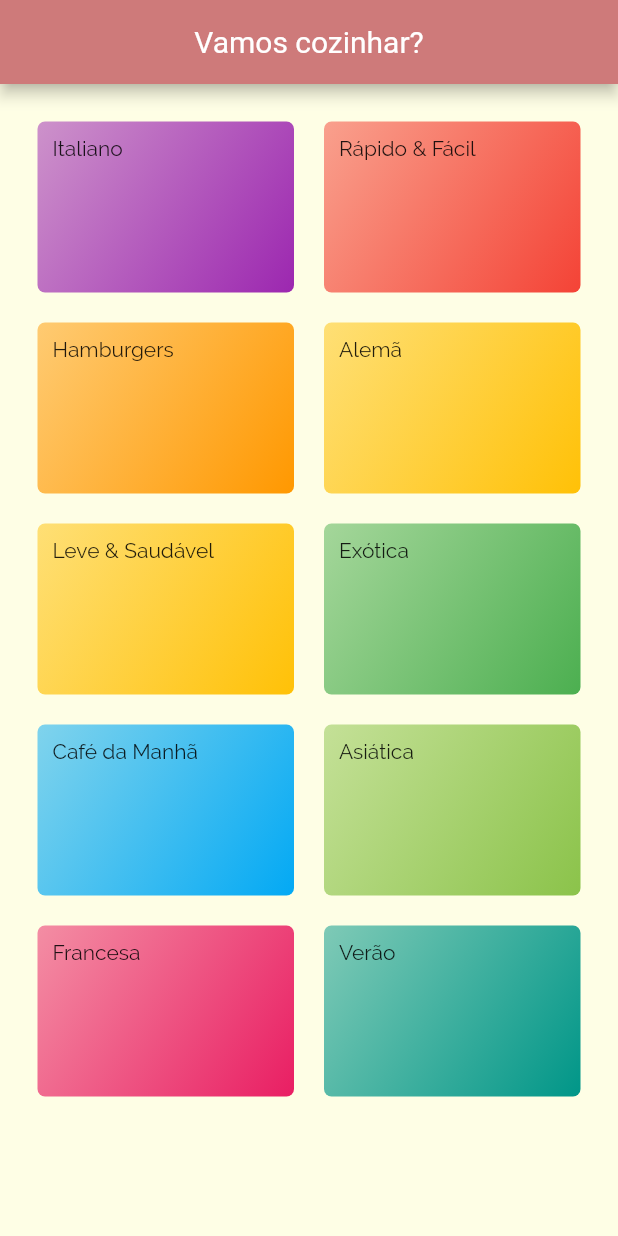
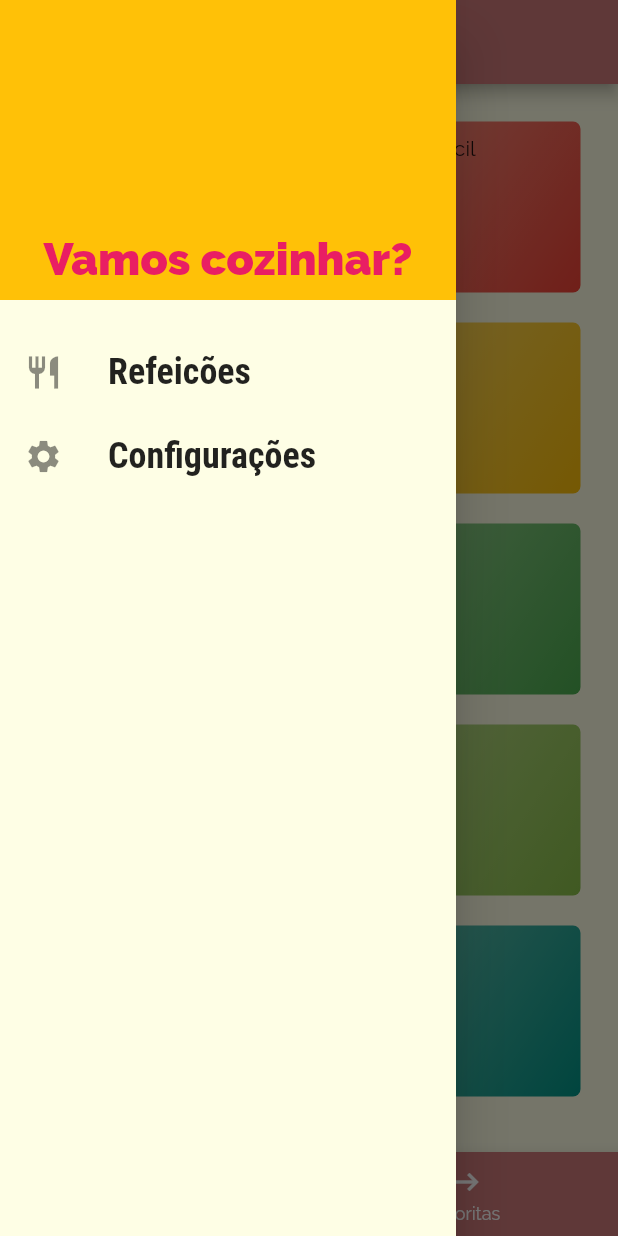
Before and after one commit to kenjimaeda54/recipes-flutter, a Flutter app: the screen it shows after launch, with the side drawer open (before the commit the screen has no drawer), on a phone screen of 412 x 824 dp. Run offline on Flutter 3.47's test engine with Material 2 defaults, Android fonts, the phone set to English and light mode, and no system bars; Roboto replaces fonts that are missing (RobotoCondensed-Regular).

Commit message:
fix: added drawer component

```diff
--- /dev/null
+++ b/lib/components/drawer/DrawerNavigation.dart
@@ -0,0 +1,73 @@
+import 'package:flutter/material.dart';
+import 'package:recipes/utils/appRoutes.dart';
+
+class DrawerNavigation extends StatelessWidget {
+  const DrawerNavigation({Key? key}) : super(key: key);
+
+  Widget listLinksWidget({required String label,
+    required IconData icons,
+    required Function() navigation}) {
+    return ListTile(
+      leading: Icon(
+        icons,
+        size: 26,
+      ),
+      title: Text(
+        label,
+        style: const TextStyle(
+            fontFamily: 'RobotoCondensed',
+            fontSize: 24,
+            fontWeight: FontWeight.bold),
+      ),
+      onTap: navigation,
+    );
+  }
+
+  @override
+  Widget build(BuildContext context) {
+    void handleNavigatior(String route) {
+      //ja que estamos usando drawer o ideal nao e usar pushNamed
+      //porque com pushNamed estarei colocando mais uma pilha assim as telas
+      //estaram sempre somando ao invez de realmetne revmoer com pop que seria no botao de voltar
+
+      //com o metodo pushReplacementNamed estarei substituindo a rota anterior
+      //assim a as telas nao haveram botao de voltar , para voltar as telas anteriores
+      //e so chamar este compoennte nas telas que deseja voltar
+      Navigator.of(context).pushReplacementNamed(route);
+    }
+
+    return Drawer(
+      child: Column(children: [
+        Container(
+          height: 200,
+          color: Theme
+              .of(context)
+              .colorScheme
+              .secondary,
+          alignment: Alignment.bottomCenter,
+          width: double.infinity,
+          padding: const EdgeInsets.all(10),
+          child: Text(
+            "Vamos cozinhar?",
+            style: TextStyle(
+              fontWeight: FontWeight.w900,
+              fontSize: 30,
+              color: Theme
+                  .of(context)
+                  .primaryColor,
+            ),
+          ),
+        ),
+        const SizedBox(height: 20),
+        listLinksWidget(
+            label: "Refeicões",
+            icons: Icons.restaurant,
+            navigation: () => handleNavigatior(AppRoutes.home)),
+        listLinksWidget(
+            label: "Configurações",
+            icons: Icons.settings,
+            navigation: () => handleNavigatior(AppRoutes.settings))
+      ]),
+    );
+  }
+}
--- a/lib/main.dart
+++ b/lib/main.dart
@@ -2,6 +2,8 @@ import 'package:flutter/material.dart';
 import 'package:recipes/screen/Category/CategoryScreen.dart';
 import 'package:recipes/screen/categoryMeals/CategoryMeals.dart';
 import 'package:recipes/screen/mealDetails/mealDetails.dart';
+import 'package:recipes/screen/settings/Settings.dart';
+import 'package:recipes/screen/tabs/TabasNavigation.dart';
 import 'package:recipes/utils/appRoutes.dart';
 
 void main() {
@@ -33,9 +35,10 @@ class MyApp extends StatelessWidget {
       //concentro as rotas aqui
       routes: {
         //rotas inicial pode ser /
-        AppRoutes.home: (_) => const CategoryScreen(),
+        AppRoutes.home: (_) => const TabsNavigation(),
         AppRoutes.categoryMeals: (_) => const CategoryMeals(),
-        AppRoutes.mealDetails: (_) => const MealDetails()
+        AppRoutes.mealDetails: (_) => const MealDetails(),
+        AppRoutes.settings: (_) => const Settings(),
       },
     );
   }
--- a/lib/screen/category/CategoryScreen.dart
+++ b/lib/screen/category/CategoryScreen.dart
@@ -7,13 +7,8 @@ class CategoryScreen extends StatelessWidget {
 
   @override
   Widget build(BuildContext context) {
-    return Scaffold(
-      appBar: AppBar(
-        centerTitle: true,
-        title: Text("Vamos cozinhar?",
-            style: Theme.of(context).textTheme.titleMedium),
-      ),
-      body: GridView(
+    return
+      GridView(
         padding: const EdgeInsets.all(25),
         gridDelegate: const SliverGridDelegateWithMaxCrossAxisExtent(
           maxCrossAxisExtent: 200, //maximo do eixo
@@ -22,7 +17,6 @@ class CategoryScreen extends StatelessWidget {
           crossAxisSpacing: 20,
         ),
         children: categotegoriesMock.map((it) => SingleCategory(it)).toList(),
-      ),
-    );
+      );
   }
 }
--- /dev/null
+++ b/lib/screen/favorite_recipes/FavoriteRecipes.dart
@@ -0,0 +1,10 @@
+import 'package:flutter/material.dart';
+
+class FavoriteRecipes extends StatelessWidget {
+  const FavoriteRecipes({Key? key}) : super(key: key);
+
+  @override
+  Widget build(BuildContext context) {
+    return Text("ola mundo");
+  }
+}
--- /dev/null
+++ b/lib/screen/settings/Settings.dart
@@ -0,0 +1,21 @@
+import "package:flutter/material.dart";
+import 'package:recipes/components/drawer/DrawerNavigation.dart';
+
+class Settings extends StatelessWidget {
+  const Settings({Key? key}) : super(key: key);
+
+  @override
+  Widget build(BuildContext context) {
+    return Scaffold(
+        appBar: AppBar(
+          centerTitle: true,
+          title: Text(
+            "Settings",
+            style: Theme.of(context).textTheme.titleMedium,
+          ),
+        ),
+        //estou usando  o metodo pushReplacementNamed por isso preciso do drawer aqui
+        drawer: const DrawerNavigation(),
+        body: Text("ola mundo"));
+  }
+}
--- /dev/null
+++ b/lib/screen/tabs/TabasNavigation.dart
@@ -0,0 +1,49 @@
+import 'package:flutter/material.dart';
+import 'package:recipes/components/drawer/DrawerNavigation.dart';
+import 'package:recipes/screen/Category/CategoryScreen.dart';
+import 'package:recipes/screen/favorite_recipes/FavoriteRecipes.dart';
+
+class TabsNavigation extends StatefulWidget {
+  const TabsNavigation({Key? key}) : super(key: key);
+
+  @override
+  State<TabsNavigation> createState() => _TabsNavigationState();
+}
+
+class _TabsNavigationState extends State<TabsNavigation> {
+  int tabSelected = 0;
+
+  List<Map<String, Object>> screensNavigation = [
+    {"title": "Lista de categorias", "screen": const CategoryScreen()},
+    {"title": "Lista de favoritos", "screen": const FavoriteRecipes()},
+  ];
+
+  int handleTabSelected(int index) {
+    setState(() {
+      tabSelected = index;
+    });
+    return index;
+  }
+
+  @override
+  Widget build(BuildContext context) {
+    return Scaffold(
+      appBar: AppBar(
+        title: Text(screensNavigation[tabSelected]["title"] as String),
+      ),
+      body: screensNavigation[tabSelected]["screen"] as Widget,
+      drawer: const DrawerNavigation(),
+      bottomNavigationBar: BottomNavigationBar(
+        backgroundColor: const Color.fromRGBO(206, 122, 122, 1.0),
+        selectedItemColor: Theme.of(context).colorScheme.secondary,
+        unselectedItemColor: Colors.white,
+        onTap: handleTabSelected,
+        items: const [
+          BottomNavigationBarItem(
+              icon: Icon(Icons.category), label: "Categorias"),
+          BottomNavigationBarItem(icon: Icon(Icons.start), label: "Favoritas"),
+        ],
+      ),
+    );
+  }
+}
--- a/lib/utils/appRoutes.dart
+++ b/lib/utils/appRoutes.dart
@@ -2,4 +2,5 @@ class AppRoutes {
   static const home = "/";
   static const categoryMeals = "categoryMeals";
   static const mealDetails = "mealDetails";
+  static const settings = "settings";
 }
```
